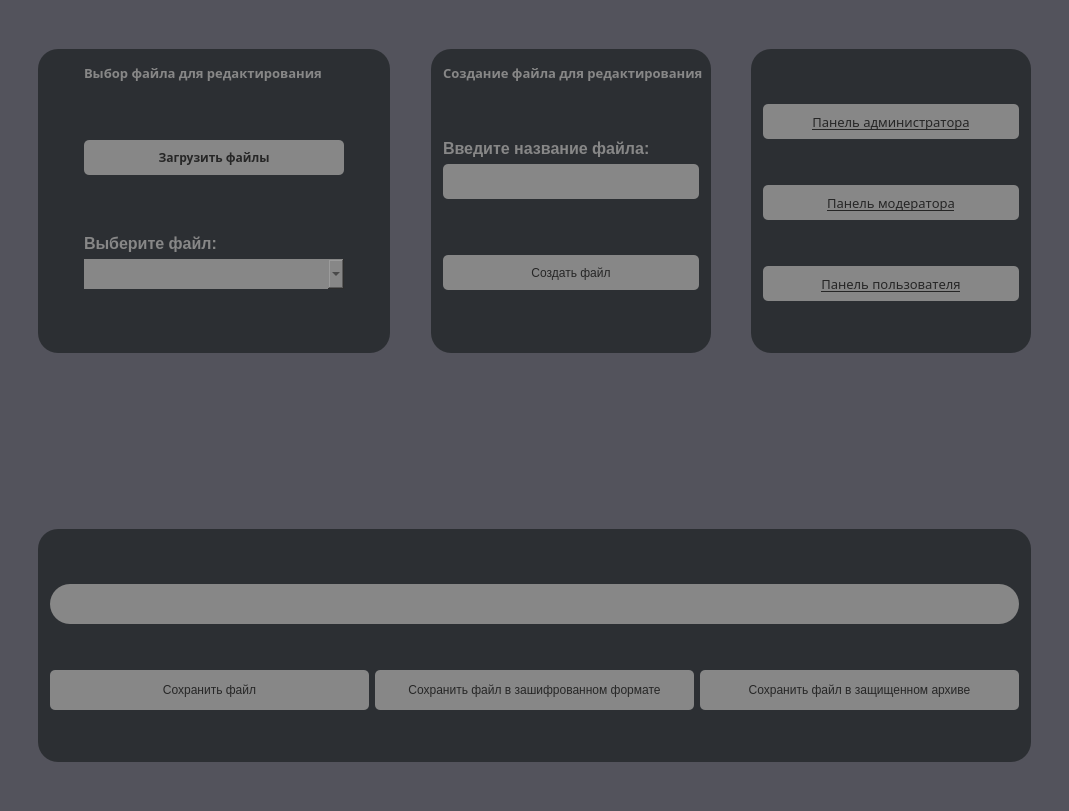
First picture: the form in redactor.ui, repository Proto999/authgui, before the edit.
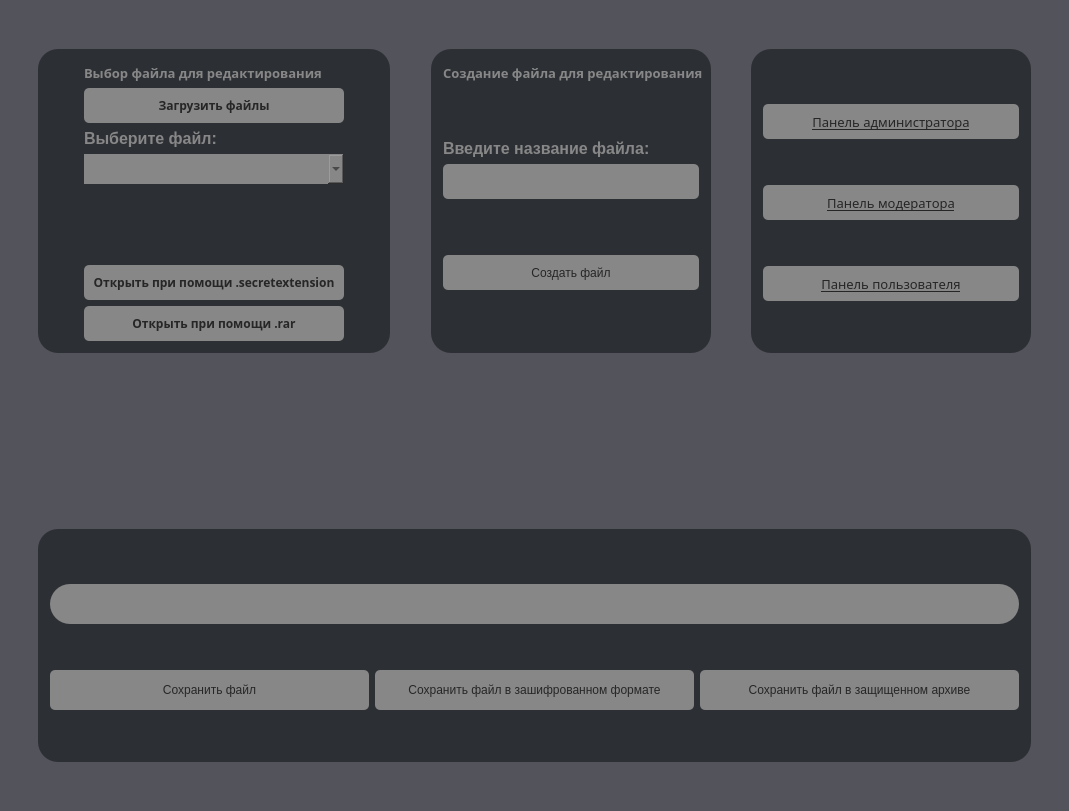
Second picture: the form after the edit.

Diff of the .ui file:
```diff
--- a/redactor.ui
+++ b/redactor.ui
@@ -436,7 +436,20 @@
        <string/>
       </property>
       <layout class="QGridLayout" name="gridLayout_3">
-       <item row="2" column="1">
+       <item row="1" column="0">
+        <spacer name="horizontalSpacer_6">
+         <property name="orientation">
+          <enum>Qt::Horizontal</enum>
+         </property>
+         <property name="sizeHint" stdset="0">
+          <size>
+           <width>40</width>
+           <height>20</height>
+          </size>
+         </property>
+        </spacer>
+       </item>
+       <item row="1" column="1">
         <widget class="QPushButton" name="pushButton">
          <property name="minimumSize">
           <size>
@@ -461,58 +474,45 @@
          </property>
         </widget>
        </item>
-       <item row="0" column="1">
-        <widget class="QLabel" name="label_3">
-         <property name="minimumSize">
-          <size>
-           <width>260</width>
-           <height>15</height>
-          </size>
-         </property>
-         <property name="font">
-          <font>
-           <family>gg sans</family>
-           <pointsize>10</pointsize>
-           <bold>true</bold>
-          </font>
-         </property>
-         <property name="styleSheet">
-          <string notr="true">background-color: rgb(44, 47, 51);
-color: rgb(135, 135, 135);
-border-radius: 5px;</string>
-         </property>
-         <property name="text">
-          <string>Выбор файла для редактирования</string>
-         </property>
-        </widget>
-       </item>
-       <item row="1" column="1">
-        <spacer name="verticalSpacer_9">
+       <item row="1" column="2">
+        <spacer name="horizontalSpacer_5">
          <property name="orientation">
-          <enum>Qt::Vertical</enum>
+          <enum>Qt::Horizontal</enum>
          </property>
          <property name="sizeHint" stdset="0">
           <size>
-           <width>20</width>
-           <height>40</height>
+           <width>40</width>
+           <height>20</height>
           </size>
          </property>
         </spacer>
        </item>
        <item row="6" column="1">
-        <spacer name="verticalSpacer_7">
-         <property name="orientation">
-          <enum>Qt::Vertical</enum>
-         </property>
-         <property name="sizeHint" stdset="0">
+        <widget class="QPushButton" name="pushButton_10">
+         <property name="minimumSize">
           <size>
-           <width>20</width>
-           <height>40</height>
+           <width>170</width>
+           <height>35</height>
           </size>
          </property>
-        </spacer>
+         <property name="font">
+          <font>
+           <family>gg sans</family>
+           <pointsize>9</pointsize>
+           <bold>true</bold>
+          </font>
+         </property>
+         <property name="styleSheet">
+          <string notr="true">background-color: rgb(135, 135, 135);
+color: rgb(38, 38, 38);
+border-radius: 5px;</string>
+         </property>
+         <property name="text">
+          <string>Открыть при помощи .rar</string>
+         </property>
+        </widget>
        </item>
-       <item row="4" column="1">
+       <item row="2" column="1">
         <widget class="QLabel" name="label">
          <property name="minimumSize">
           <size>
@@ -537,32 +537,6 @@
         </widget>
        </item>
        <item row="3" column="1">
-        <spacer name="verticalSpacer_10">
-         <property name="orientation">
-          <enum>Qt::Vertical</enum>
-         </property>
-         <property name="sizeHint" stdset="0">
-          <size>
-           <width>20</width>
-           <height>40</height>
-          </size>
-         </property>
-        </spacer>
-       </item>
-       <item row="2" column="2">
-        <spacer name="horizontalSpacer_5">
-         <property name="orientation">
-          <enum>Qt::Horizontal</enum>
-         </property>
-         <property name="sizeHint" stdset="0">
-          <size>
-           <width>40</width>
-           <height>20</height>
-          </size>
-         </property>
-        </spacer>
-       </item>
-       <item row="5" column="1">
         <widget class="QComboBox" name="comboBox">
          <property name="minimumSize">
           <size>
@@ -576,15 +550,65 @@
          </property>
         </widget>
        </item>
-       <item row="2" column="0">
-        <spacer name="horizontalSpacer_6">
+       <item row="0" column="1">
+        <widget class="QLabel" name="label_3">
+         <property name="minimumSize">
+          <size>
+           <width>260</width>
+           <height>15</height>
+          </size>
+         </property>
+         <property name="font">
+          <font>
+           <family>gg sans</family>
+           <pointsize>10</pointsize>
+           <bold>true</bold>
+          </font>
+         </property>
+         <property name="styleSheet">
+          <string notr="true">background-color: rgb(44, 47, 51);
+color: rgb(135, 135, 135);
+border-radius: 5px;</string>
+         </property>
+         <property name="text">
+          <string>Выбор файла для редактирования</string>
+         </property>
+        </widget>
+       </item>
+       <item row="5" column="1">
+        <widget class="QPushButton" name="pushButton_9">
+         <property name="minimumSize">
+          <size>
+           <width>170</width>
+           <height>35</height>
+          </size>
+         </property>
+         <property name="font">
+          <font>
+           <family>gg sans</family>
+           <pointsize>9</pointsize>
+           <bold>true</bold>
+          </font>
+         </property>
+         <property name="styleSheet">
+          <string notr="true">background-color: rgb(135, 135, 135);
+color: rgb(38, 38, 38);
+border-radius: 5px;</string>
+         </property>
+         <property name="text">
+          <string>Открыть при помощи .secretextension</string>
+         </property>
+        </widget>
+       </item>
+       <item row="4" column="1">
+        <spacer name="verticalSpacer_7">
          <property name="orientation">
-          <enum>Qt::Horizontal</enum>
+          <enum>Qt::Vertical</enum>
          </property>
          <property name="sizeHint" stdset="0">
           <size>
-           <width>40</width>
-           <height>20</height>
+           <width>20</width>
+           <height>40</height>
           </size>
          </property>
         </spacer>
```
